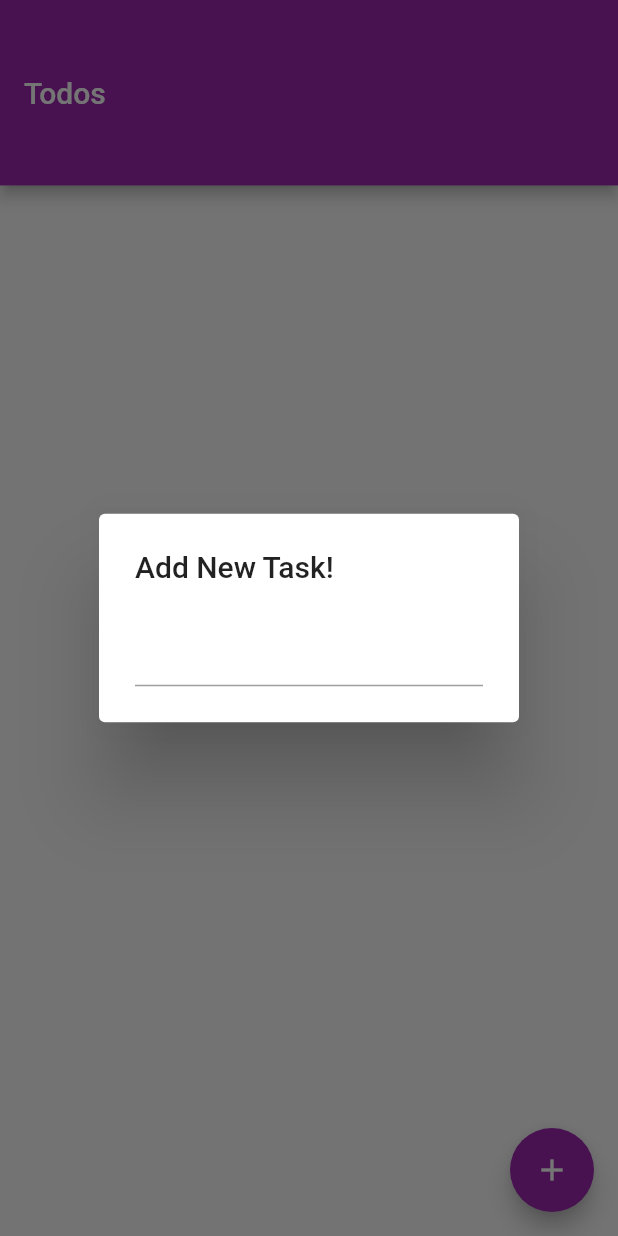
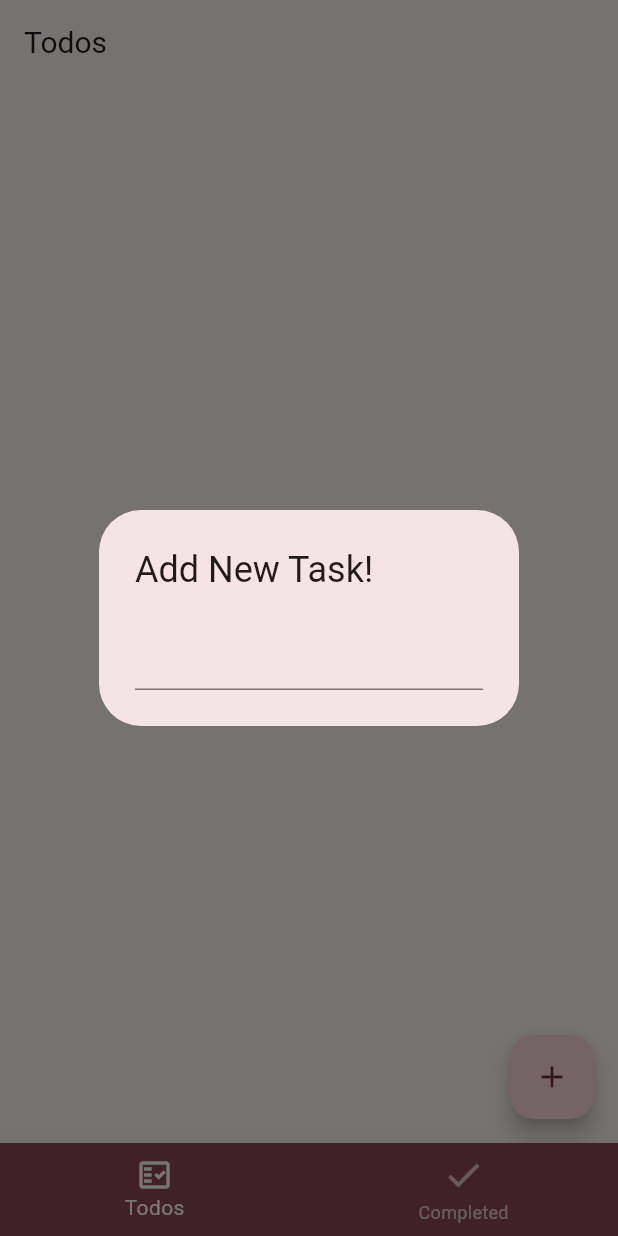
Before and after one commit to waibal/taskapp, a Flutter app: the screen it shows after launch, after a tap on the "add" icon, on a phone screen of 412 x 824 dp. Run offline on Flutter 3.47's test engine with Material 2 defaults, Android fonts, the phone set to English and light mode, and no system bars; our stand-ins replace hive_flutter; accounts and stored records are empty.

Commit message:
last changes

```diff
--- a/lib/main.dart
+++ b/lib/main.dart
@@ -16,16 +16,8 @@ class MyApp extends StatelessWidget {
     return MaterialApp(
       title: 'Todos',
       theme: ThemeData(
-        // This is the theme of your application.
-        //
-        // Try running your application with "flutter run". You'll see the
-        // application has a blue toolbar. Then, without quitting the app, try
-        // changing the primarySwatch below to Colors.green and then invoke
-        // "hot reload" (press "r" in the console where you ran "flutter run",
-        // or simply save your changes to "hot reload" in a Flutter IDE).
-        // Notice that the counter didn't reset back to zero; the application
-        // is not restarted.
-        primarySwatch: Colors.purple,
+        useMaterial3: true,
+        colorSchemeSeed: Colors.pink,
       ),
       home: HomePage(),
     );
--- a/lib/pages/home_page.dart
+++ b/lib/pages/home_page.dart
@@ -13,6 +13,7 @@ class HomePage extends StatefulWidget {
 
 class _HomePageState extends State<HomePage> {
   late double _deviceHeight, _deviceWidth;
+  int selectedIndex = 0;
 
   String? _newTaskContent;
   Box? _box;
@@ -31,11 +32,25 @@ class _HomePageState extends State<HomePage> {
     //print("Input Value: $_newTaskContent");
     return Scaffold(
       appBar: AppBar(
-        toolbarHeight: _deviceHeight * 0.15,
-        title: const Text("Todos", style: TextStyle(fontSize: 20)),
+        //toolbarHeight: _deviceHeight * 0.1,
+        title: const Text(("Todos"), style: TextStyle(fontSize: 20)),
       ),
       body: _taskView(),
       floatingActionButton: _addTaskButton(),
+      bottomNavigationBar: BottomNavigationBar(
+          backgroundColor: Theme.of(context).primaryColor,
+          unselectedItemColor: Colors.white.withOpacity(0.7),
+          selectedItemColor: Colors.white,
+          currentIndex: selectedIndex,
+          onTap: (index) => setState(() {
+                selectedIndex = index;
+              }),
+          items: [
+            BottomNavigationBarItem(
+                icon: Icon(Icons.fact_check_outlined), label: "Todos"),
+            BottomNavigationBarItem(
+                icon: Icon(Icons.done, size: 28), label: "Completed")
+          ]),
     );
   }
 
```
Also changed, not shown: 1 other file.
